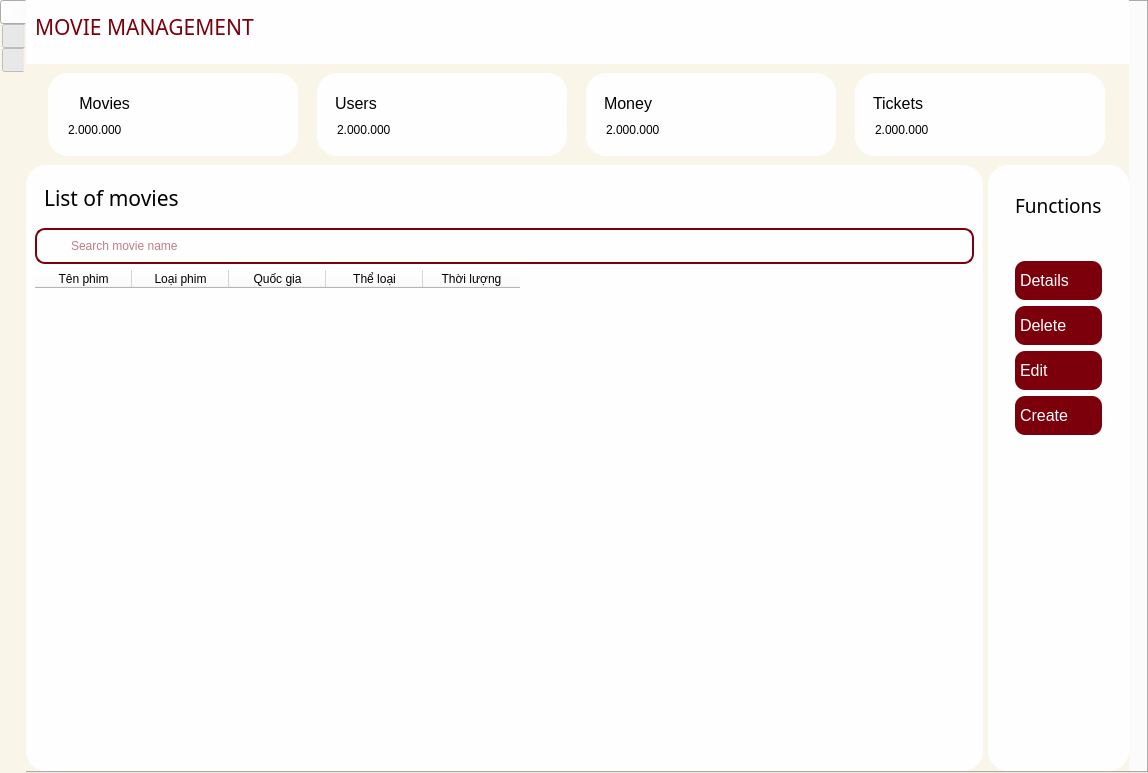
Above: ui/admin/AdminUi.ui from nhuanh1070/FinalProject before the change. Below: the same form after it.
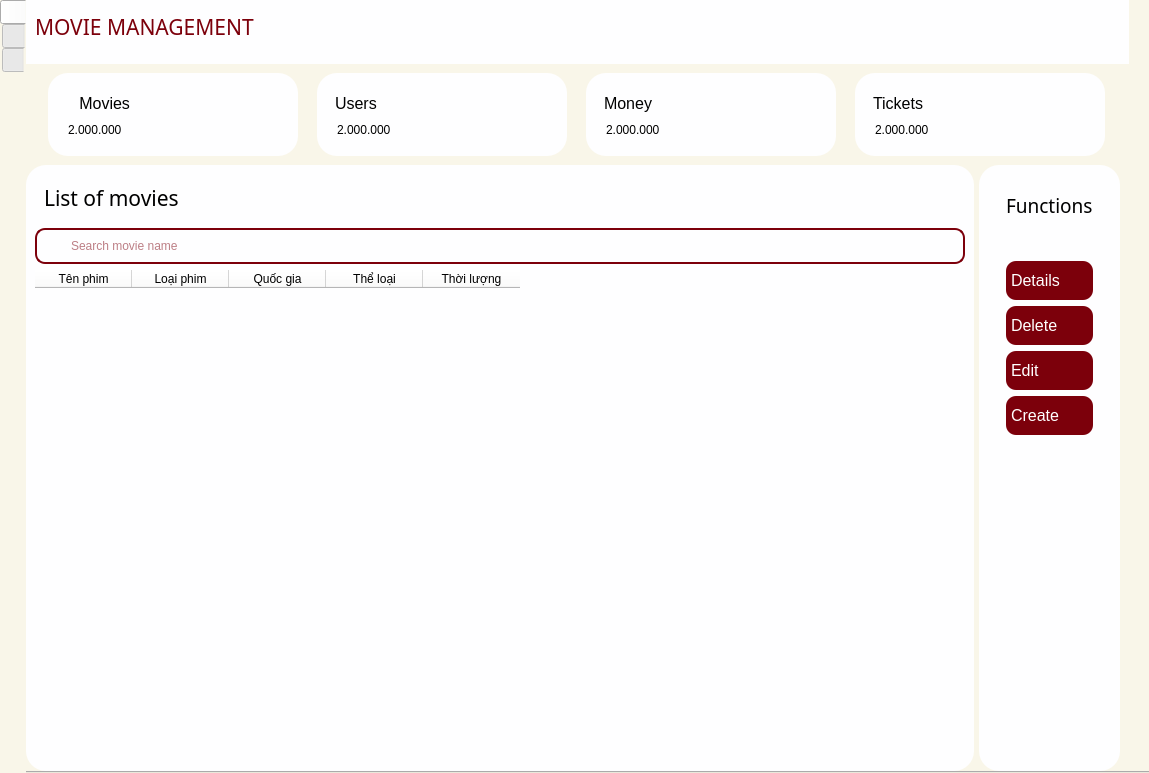
That is the form after the change. Icons and pictures are not drawn.

The edit to the form file:
```diff
--- a/ui/admin/AdminUi.ui
+++ b/ui/admin/AdminUi.ui
@@ -6,19 +6,19 @@
    <rect>
     <x>0</x>
     <y>0</y>
-    <width>1148</width>
+    <width>1149</width>
     <height>773</height>
    </rect>
   </property>
   <property name="minimumSize">
    <size>
-    <width>1048</width>
+    <width>1149</width>
     <height>773</height>
    </size>
   </property>
   <property name="maximumSize">
    <size>
-    <width>1149</width>
+    <width>1200</width>
     <height>773</height>
    </size>
   </property>
@@ -34,7 +34,7 @@
    </property>
    <property name="maximumSize">
     <size>
-     <width>1149</width>
+     <width>1200</width>
      <height>773</height>
     </size>
    </property>
@@ -124,7 +124,7 @@
       </property>
       <property name="maximumSize">
        <size>
-        <width>1148</width>
+        <width>1200</width>
         <height>773</height>
        </size>
       </property>
@@ -155,7 +155,7 @@
        </property>
        <property name="maximumSize">
         <size>
-         <width>1103</width>
+         <width>1200</width>
          <height>771</height>
         </size>
        </property>
@@ -174,7 +174,7 @@
          <number>0</number>
         </property>
         <property name="rightMargin">
-         <number>0</number>
+         <number>24</number>
         </property>
         <property name="bottomMargin">
          <number>0</number>
@@ -198,7 +198,7 @@
           </property>
           <property name="maximumSize">
            <size>
-            <width>1103</width>
+            <width>1200</width>
             <height>771</height>
            </size>
           </property>
@@ -793,7 +793,7 @@
              </property>
              <property name="maximumSize">
               <size>
-               <width>1103</width>
+               <width>1200</width>
                <height>606</height>
               </size>
              </property>
@@ -808,7 +808,7 @@
                <number>0</number>
               </property>
               <property name="rightMargin">
-               <number>0</number>
+               <number>9</number>
               </property>
               <property name="bottomMargin">
                <number>0</number>
```
Left out of the diff: 3 changed lines with no effect on the pictures.
